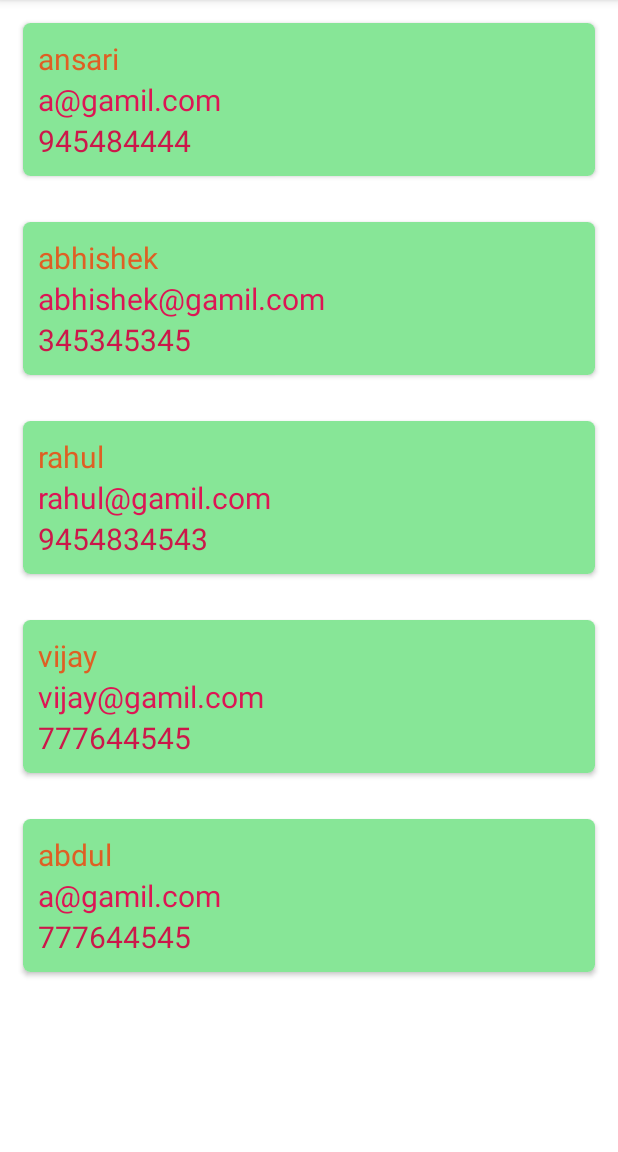
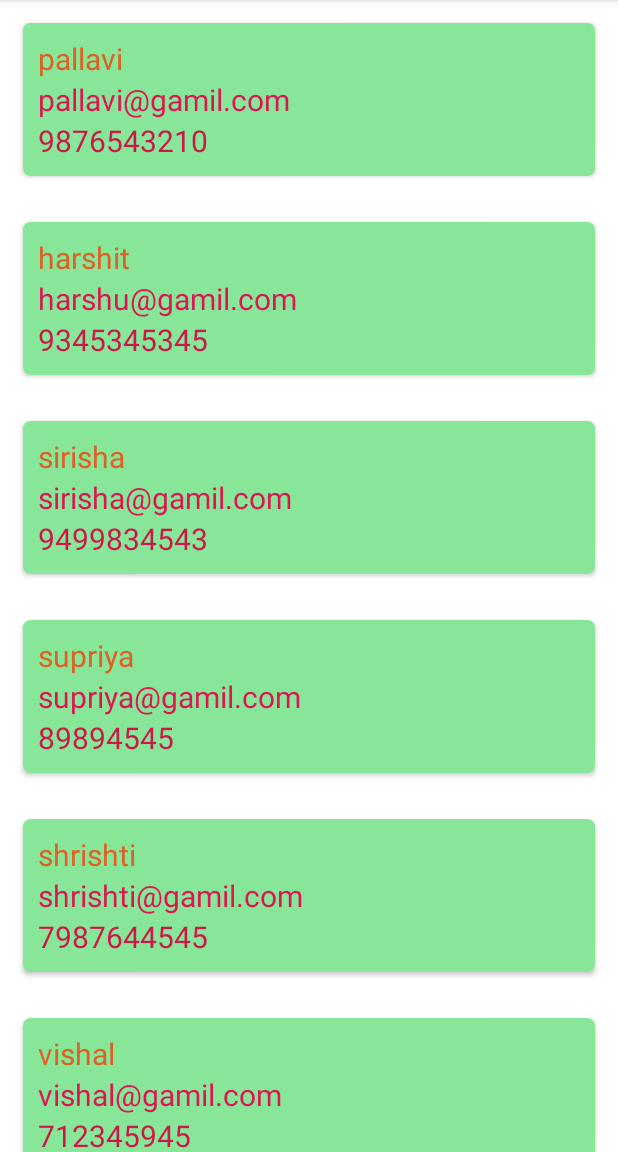
Before and after one commit to makansari/GenRecyclerViewProj, an Android app: the screen it shows after launch (MainActivity), on a phone screen of 412 x 824 dp, the part 84-1236 px from its top. Run offline under Robolectric (Android 15) with nearby library versions, the phone set to English and light mode, and no system bars.

Commit message:
Update MainActivity.kt

```diff
--- a/app/src/main/java/com/example/genrecyclerviewproj/MainActivity.kt
+++ b/app/src/main/java/com/example/genrecyclerviewproj/MainActivity.kt
@@ -17,12 +17,12 @@ class MainActivity : AppCompatActivity() {
 
         var myDatalist = ArrayList<UsersData>()
 
-        myDatalist.add(UsersData("ansari","a@gamil.com","945484444"))
-        myDatalist.add(UsersData("abhishek","abhishek@gamil.com","345345345"))
-        myDatalist.add(UsersData("rahul","rahul@gamil.com","9454834543"))
-        myDatalist.add(UsersData("vijay","vijay@gamil.com","777644545"))
-        myDatalist.add(UsersData("abdul","a@gamil.com","777644545"))
-
+        myDatalist.add(UsersData("pallavi","pallavi@gamil.com","9876543210"))
+        myDatalist.add(UsersData("harshit","harshu@gamil.com","9345345345"))
+        myDatalist.add(UsersData("sirisha","sirisha@gamil.com","9499834543"))
+        myDatalist.add(UsersData("supriya","supriya@gamil.com","89894545"))
+        myDatalist.add(UsersData("shrishti","shrishti@gamil.com","7987644545"))
+        myDatalist.add(UsersData("vishal","vishal@gamil.com","712345945"))
             myrv.adapter = MyAdapter(myDatalist)
 
     }
```
